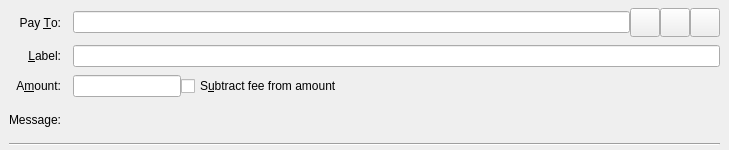
The window that src/qt/forms/sendcoinsentry.ui (c0ban/c0ban) describes before a commit, drawn with Qt 5.
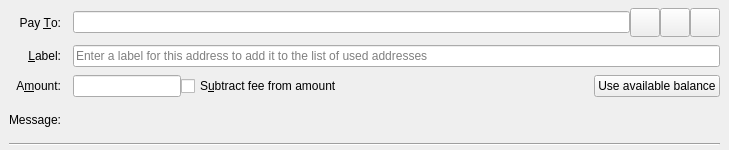
The same window after the commit. Icons and pictures are not drawn. Custom widgets are drawn as their Qt base class.

The edit to the form file:
```diff
--- a/src/qt/forms/sendcoinsentry.ui
+++ b/src/qt/forms/sendcoinsentry.ui
@@ -147,6 +147,9 @@
       <property name="toolTip">
        <string>Enter a label for this address to add it to the list of used addresses</string>
       </property>
+      <property name="placeholderText">
+       <string>Enter a label for this address to add it to the list of used addresses</string>
+      </property>
      </widget>
     </item>
     <item row="2" column="0">
@@ -163,7 +166,7 @@
      </widget>
     </item>
     <item row="2" column="1">
-     <layout class="QHBoxLayout" name="horizontalLayoutAmount" stretch="0,1">
+     <layout class="QHBoxLayout" name="horizontalLayoutAmount" stretch="0,1,0">
       <item>
        <widget class="BitcoinAmountField" name="payAmount"/>
       </item>
@@ -177,6 +180,13 @@
         </property>
        </widget>
       </item>
+      <item>
+       <widget class="QPushButton" name="useAvailableBalanceButton">
+        <property name="text">
+         <string>Use available balance</string>
+        </property>
+       </widget>
+      </item>
      </layout>
     </item>
     <item row="3" column="0">
```
Left out of the diff: 13 changed lines with no effect on the pictures.
